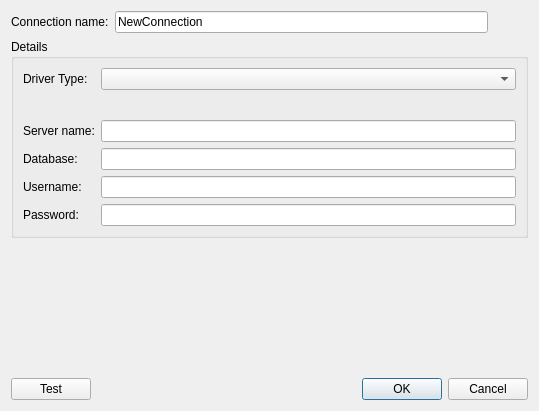
First picture: the form in src/designer/databaseinfodialog.ui, repository HamedMasafi/QtReport, before the edit.
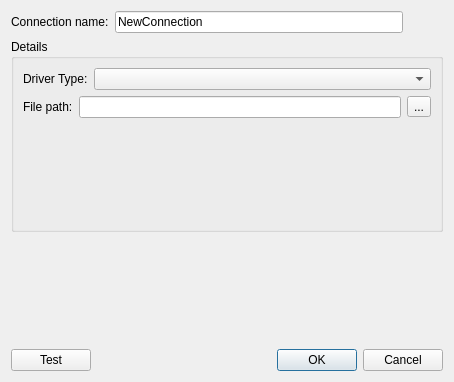
Second picture: the form after the edit.

Diff of the .ui file:
```diff
--- a/src/designer/databaseinfodialog.ui
+++ b/src/designer/databaseinfodialog.ui
@@ -6,8 +6,8 @@
    <rect>
     <x>0</x>
     <y>0</y>
-    <width>539</width>
-    <height>411</height>
+    <width>454</width>
+    <height>382</height>
    </rect>
   </property>
   <property name="windowTitle">
@@ -16,7 +16,7 @@
   <property name="modal">
    <bool>true</bool>
   </property>
-  <layout class="QVBoxLayout" name="verticalLayout">
+  <layout class="QVBoxLayout" name="verticalLayout_4">
    <item>
     <layout class="QHBoxLayout" name="horizontalLayout_2">
      <item>
@@ -56,10 +56,9 @@
      <property name="title">
       <string>Details</string>
      </property>
+     <layout class="QVBoxLayout" name="verticalLayout">
+      <item>
      <layout class="QFormLayout" name="formLayout">
-      <property name="labelAlignment">
-       <set>Qt::AlignLeading|Qt::AlignLeft|Qt::AlignVCenter</set>
-      </property>
       <item row="0" column="0">
        <widget class="QLabel" name="label">
         <property name="text">
@@ -70,65 +69,134 @@
       <item row="0" column="1">
        <widget class="QComboBox" name="comboBoxDrivers"/>
       </item>
-      <item row="1" column="0">
+       </layout>
+      </item>
+      <item>
+       <widget class="QStackedWidget" name="stackedWidget">
+        <property name="currentIndex">
+         <number>0</number>
+        </property>
+        <widget class="QWidget" name="page">
+         <layout class="QVBoxLayout" name="verticalLayout_3">
+          <property name="leftMargin">
+           <number>0</number>
+          </property>
+          <property name="topMargin">
+           <number>0</number>
+          </property>
+          <property name="rightMargin">
+           <number>0</number>
+          </property>
+          <property name="bottomMargin">
+           <number>0</number>
+          </property>
+          <item>
+           <layout class="QHBoxLayout" name="horizontalLayout_3">
+            <item>
+             <widget class="QLabel" name="label_7">
+              <property name="text">
+               <string>File path:</string>
+              </property>
+             </widget>
+            </item>
+            <item>
+             <widget class="QLineEdit" name="lineEditFilePath">
+              <property name="text">
+               <string/>
+              </property>
+             </widget>
+            </item>
+            <item>
+             <widget class="QToolButton" name="toolButtonBrowseFilePath">
+              <property name="text">
+               <string>...</string>
+              </property>
+             </widget>
+            </item>
+           </layout>
+          </item>
+          <item>
        <spacer name="verticalSpacer">
         <property name="orientation">
          <enum>Qt::Vertical</enum>
         </property>
-        <property name="sizeType">
-         <enum>QSizePolicy::Fixed</enum>
-        </property>
         <property name="sizeHint" stdset="0">
          <size>
           <width>20</width>
-          <height>18</height>
+              <height>84</height>
          </size>
         </property>
        </spacer>
       </item>
-      <item row="2" column="0">
+         </layout>
+        </widget>
+        <widget class="QWidget" name="page_2">
+         <layout class="QVBoxLayout" name="verticalLayout_2">
+          <property name="leftMargin">
+           <number>0</number>
+          </property>
+          <property name="topMargin">
+           <number>0</number>
+          </property>
+          <property name="rightMargin">
+           <number>0</number>
+          </property>
+          <property name="bottomMargin">
+           <number>0</number>
+          </property>
+          <item>
+           <widget class="QWidget" name="" native="true">
+            <layout class="QFormLayout" name="formLayout_2">
+             <item row="0" column="0">
        <widget class="QLabel" name="label_5">
         <property name="text">
          <string>Server name:</string>
         </property>
        </widget>
       </item>
-      <item row="2" column="1">
+             <item row="0" column="1">
        <widget class="QLineEdit" name="lineEditServerName">
         <property name="text">
          <string/>
         </property>
        </widget>
       </item>
-      <item row="3" column="0">
+             <item row="1" column="0">
        <widget class="QLabel" name="label_4">
         <property name="text">
          <string>Database:</string>
         </property>
        </widget>
       </item>
-      <item row="4" column="0">
+             <item row="1" column="1">
+              <widget class="QLineEdit" name="lineEditDatabase">
+               <property name="text">
+                <string/>
+               </property>
+              </widget>
+             </item>
+             <item row="2" column="0">
        <widget class="QLabel" name="label_2">
         <property name="text">
          <string>Username:</string>
         </property>
        </widget>
       </item>
-      <item row="4" column="1">
+             <item row="2" column="1">
        <widget class="QLineEdit" name="lineEditUsername">
         <property name="text">
          <string/>
         </property>
        </widget>
       </item>
-      <item row="5" column="0">
+             <item row="3" column="0">
        <widget class="QLabel" name="label_3">
         <property name="text">
          <string>Password:</string>
         </property>
        </widget>
       </item>
-      <item row="5" column="1">
+             <item row="3" column="1">
        <widget class="QLineEdit" name="lineEditPassword">
         <property name="text">
          <string/>
@@ -138,11 +206,11 @@
         </property>
        </widget>
       </item>
-      <item row="3" column="1">
-       <widget class="QLineEdit" name="lineEditDatabase">
-        <property name="text">
-         <string/>
-        </property>
+            </layout>
+           </widget>
+          </item>
+         </layout>
+        </widget>
        </widget>
       </item>
      </layout>
```
Left out of the diff: 4 changed lines with no effect on the pictures. Lines whose indentation alone changed are shown as unchanged.
